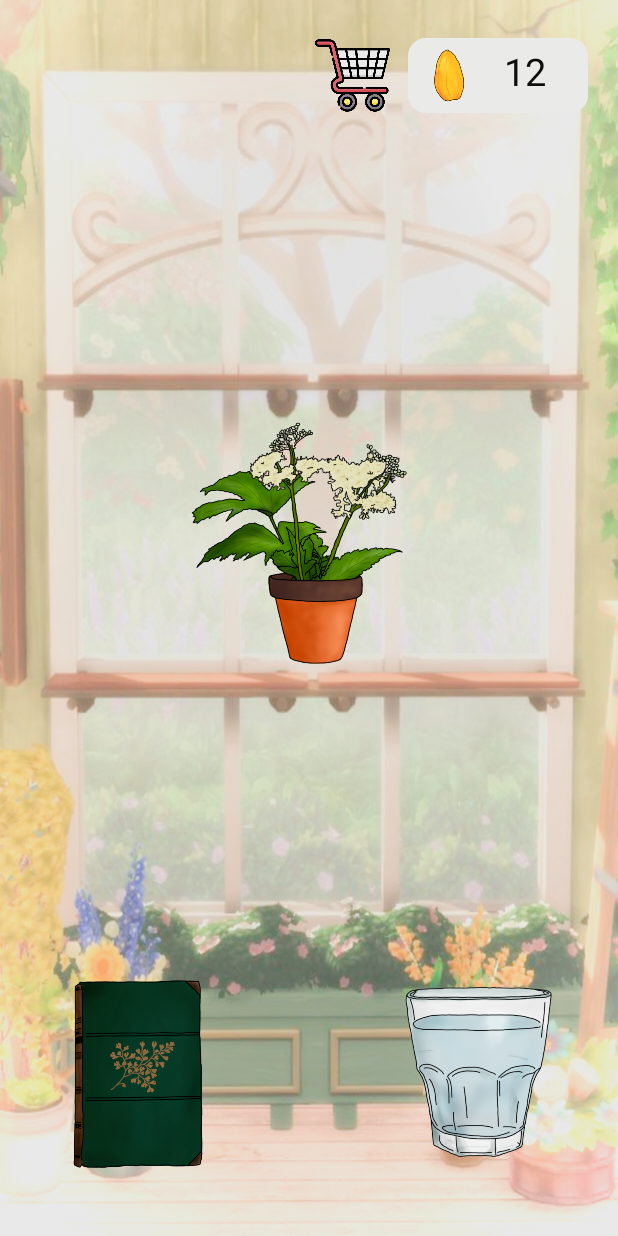
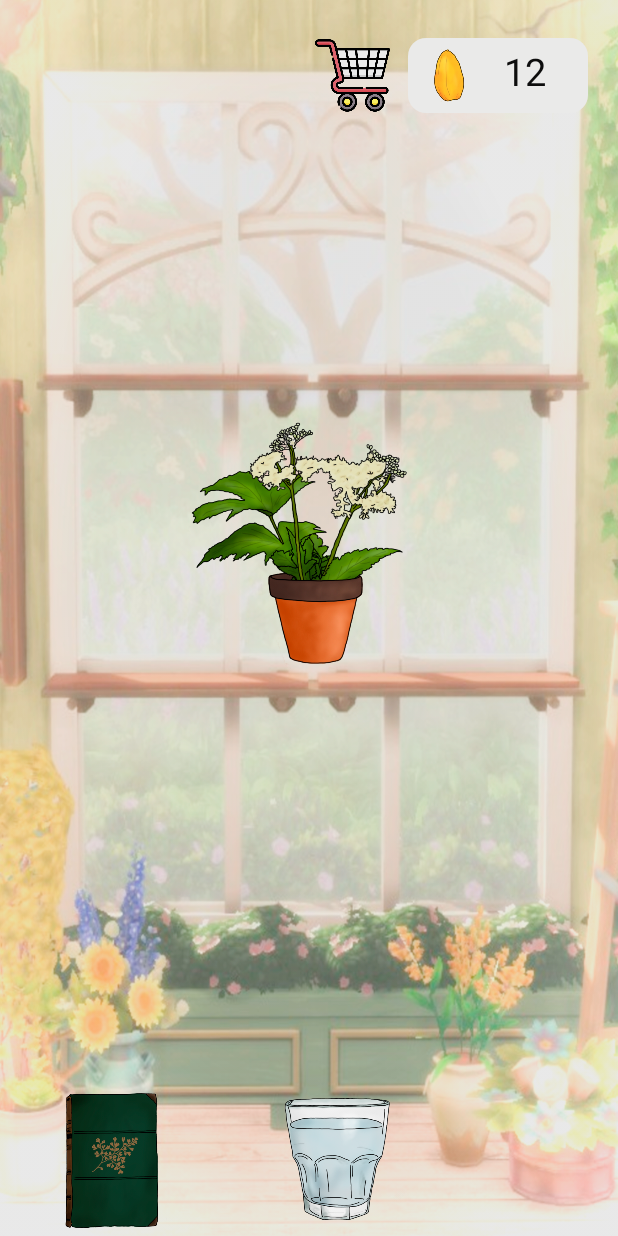
Before and after one commit to rsberrocal/RainySeeds, an Android app: the layout greenhouse_layout.xml on its own in the app's theme, with its tools: preview values and no code run, on a phone screen of 412 x 824 dp. Run offline under Robolectric (Android 15) with nearby library versions, the phone set to English and light mode, and no system bars.

Commit message:
cambio nombres

```diff
--- a/app/src/main/res/layout/invernadero.xml
+++ b/app/src/main/res/layout/greenhouse_layout.xml
@@ -26,31 +26,40 @@
 
     </ImageView>
 
+    <LinearLayout
+        android:layout_width="match_parent"
+        android:layout_height="100dp"
+        android:layout_gravity="bottom"
+        android:orientation="horizontal"
+
+        >
+        <ImageView
+            android:id="@+id/buttonDictionary"
+            android:layout_width="90dp"
+            android:layout_height="90dp"
+            android:layout_gravity="center"
+            android:layout_marginHorizontal="30dp"
+            android:onClick="goToDictionary"
+            android:src="@drawable/icon_book"
+            android:contentDescription="TODO">
+
+        </ImageView>
         <ImageView
             android:id="@+id/buttonGlass"
-        android:layout_width="125dp"
-        android:layout_height="125dp"
-        android:layout_gravity="right|bottom"
+            android:layout_width="90dp"
+            android:layout_height="90dp"
             android:layout_marginHorizontal="30dp"
-        android:layout_marginBottom="45dp"
+            android:layout_gravity="center"
             android:onClick="goToWater"
             android:src="@drawable/icon_glass"
             android:contentDescription="TODO">
 
         </ImageView>
 
-    <ImageView
-        android:id="@+id/buttonDictionary"
-        android:layout_width="125dp"
-        android:layout_height="125dp"
-        android:layout_gravity="start|bottom"
-        android:layout_marginHorizontal="30dp"
-        android:layout_marginBottom="45dp"
-        android:onClick="goToDictionary"
-        android:src="@drawable/icon_book"
-        android:contentDescription="TODO">
 
-    </ImageView>
+
+    </LinearLayout>
+
 
     <LinearLayout
         android:id="@+id/layoutSeeds"
```
Also changed, not shown: app/src/main/res/layout/store_layout.xml (renamed from app/src/main/res/layout/tienda.xml). Lines whose indentation alone changed are shown as unchanged.
